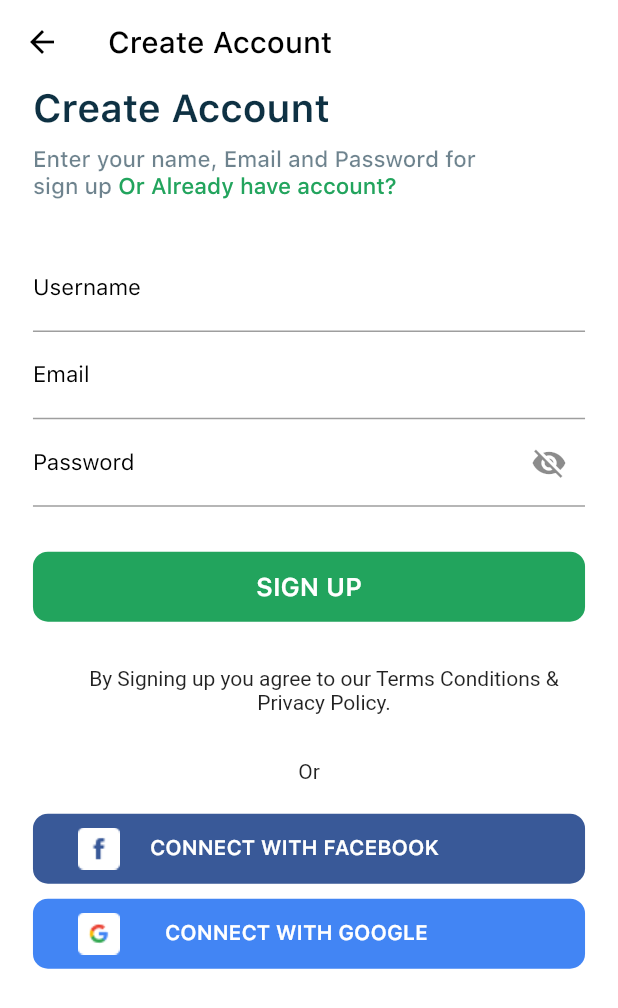
After one commit to thelinh0302/Flutter_structure, a Flutter app: the Register screen opened by its route, on a phone screen of 412 x 824 dp. The commit adds this screen. Shown: the top 1008 px of the screen. Run offline on Flutter 3.47's test engine with Material 2 defaults, Android fonts, the phone set to English and light mode, and no system bars; project files that could hold a hidden picture were left out.

Commit message:
complete register page

```diff
--- a/lib/routes.dart
+++ b/lib/routes.dart
@@ -1,6 +1,7 @@
 import 'package:flutter/widgets.dart';
 import 'package:structure/views/forgot_password/forgot_password.dart';
 import 'package:structure/views/introducePage/introduce_page.dart';
+import 'package:structure/views/register/register.dart';
 import 'package:structure/views/sign_in/sign_in.dart';
 
 //we use name route
@@ -8,5 +9,6 @@ import 'package:structure/views/sign_in/sign_in.dart';
 final Map<String, WidgetBuilder> routes = {
   IntroducePage.routeName: (context) => const IntroducePage(),
   SignIn.routeName:(context) => const SignIn(),
-  ForgotPassword.routeName:(context) => const ForgotPassword()
+  ForgotPassword.routeName:(context) => const ForgotPassword(),
+  Register.routeName:(context) => const Register()
 };
--- /dev/null
+++ b/lib/views/register/components/body.dart
@@ -0,0 +1,148 @@
+import 'package:flutter/gestures.dart';
+import 'package:flutter/material.dart';
+import 'package:structure/resource/button_responsive.dart';
+import 'package:structure/resource/size_config.dart';
+import 'package:structure/resource/text_type.dart';
+import 'package:structure/widgets/login_with_facebook.dart';
+import 'package:structure/widgets/login_with_google.dart';
+import 'package:structure/widgets/text_form_field.dart';
+
+import '../../../widgets/text_form_field_password.dart';
+
+class Body extends StatefulWidget {
+  const Body({Key? key}) : super(key: key);
+
+  @override
+  State<Body> createState() => _BodyState();
+}
+
+class _BodyState extends State<Body> {
+  @override
+  Widget build(BuildContext context) {
+    return SafeArea(
+      child: Padding(
+        padding:
+            EdgeInsets.symmetric(horizontal: getProportionateScreenWidht(20)),
+        child: Column(
+          children: [
+            Padding(
+              padding: const EdgeInsets.only(right: 50),
+              child: Column(
+                crossAxisAlignment: CrossAxisAlignment.start,
+                children: [
+                  Text("Create Account", style: TextsStyle.title),
+                  SizedBox(
+                    height: 10,
+                  ),
+                  RichText(
+                    textAlign: TextAlign.left,
+                    softWrap: true,
+                    text: TextSpan(children: [
+                      TextSpan(
+                          text:
+                              "Enter your name, Email and Password for sign up",
+                          style: TextsStyle.subTitle),
+                      TextSpan(
+                          recognizer: TapGestureRecognizer()
+                            ..onTap =
+                                () => Navigator.pushNamed(context, '/sign_in'),
+                          text: ' Or Already have account?',
+                          style: TextsStyle.subTitleLink)
+                    ]),
+                  )
+                ],
+              ),
+            ),
+            SizedBox(
+              height: 30,
+            ),
+            SignUpForm()
+          ],
+        ),
+      ),
+    );
+  }
+}
+
+class SignUpForm extends StatefulWidget {
+  const SignUpForm({Key? key}) : super(key: key);
+
+  @override
+  State<SignUpForm> createState() => _SignUpFormState();
+}
+
+class _SignUpFormState extends State<SignUpForm> {
+  final username = TextEditingController();
+  final email = TextEditingController();
+  final password = TextEditingController();
+  @override
+  Widget build(BuildContext context) {
+    return Form(
+      child: Column(
+        children: [
+          TextFormFieldCustom(
+              hintText: 'Enter your username',
+              labelText: 'Username',
+              inputAction: TextInputAction.next,
+              isLabelEnabled: true,
+              controller: username,
+              keyboardtype: TextInputType.text),
+          TextFormFieldCustom(
+              hintText: 'Enter your email',
+              labelText: 'Email',
+              inputAction: TextInputAction.next,
+              isLabelEnabled: true,
+              controller: email,
+              keyboardtype: TextInputType.emailAddress),
+          TextFormFieldPasswordCustom(
+              hintText: 'Enter your password',
+              labelText: 'Password',
+              inputAction: TextInputAction.next,
+              isLabelEnabled: true,
+              controller: password,
+              isObscure: true,
+              keyboardtype: TextInputType.visiblePassword),
+          SizedBox(height: 30,),
+          SizedBox(
+            width: double.infinity,
+            height: getProportionateScreenHeight(46),
+            child: GestureDetector(
+              onTap: () {},
+              child: ButtonResponsive(
+                text: 'SIGN UP',
+              ),
+            ),
+          ),
+          const SizedBox(
+            height: 10,
+          ),
+          const Padding(
+            padding: EdgeInsets.only(top: 20,left: 20),
+            child: Text(
+                'By Signing up you agree to our Terms Conditions & Privacy Policy.',textAlign: TextAlign.center,),
+          ),
+          const SizedBox(
+            height: 30,
+          ),
+          const Text('Or'),
+          const SizedBox(
+            height: 20,
+          ),
+          SizedBox(
+            width: double.infinity,
+            height: getProportionateScreenHeight(46),
+            child: LoginWithFacebook(),
+          ),
+          const SizedBox(
+            height: 10,
+          ),
+          SizedBox(
+            width: double.infinity,
+            height: getProportionateScreenHeight(46),
+            child: LoginWithGoogle(),
+          ),
+        ],
+      ),
+    );
+  }
+}
--- /dev/null
+++ b/lib/views/register/register.dart
@@ -0,0 +1,20 @@
+import 'package:flutter/material.dart';
+import 'package:flutter/src/foundation/key.dart';
+import 'package:flutter/src/widgets/framework.dart';
+import 'package:structure/resource/text_type.dart';
+
+import 'components/body.dart';
+
+class Register extends StatelessWidget {
+  const Register({Key? key}) : super(key: key);
+  static String routeName = '/register';
+  @override
+  Widget build(BuildContext context) {
+    return Scaffold(
+      appBar: AppBar(
+        title: Text('Create Account', style: TextsStyle.titleAppBar),
+      ),
+      body: Body(),
+    );
+  }
+}
--- a/lib/views/sign_in/components/body.dart
+++ b/lib/views/sign_in/components/body.dart
@@ -38,7 +38,7 @@ class _BodyState extends State<Body> {
                         style: TextsStyle.subTitle),
                     TextSpan(
                         recognizer: TapGestureRecognizer()
-                          ..onTap = () => print("The word touched is"),
+                          ..onTap = () => Navigator.pushNamed(context, '/register'),
                         text: " Or Create new account.",
                         style: TextsStyle.subTitleLink),
                   ]),
```
